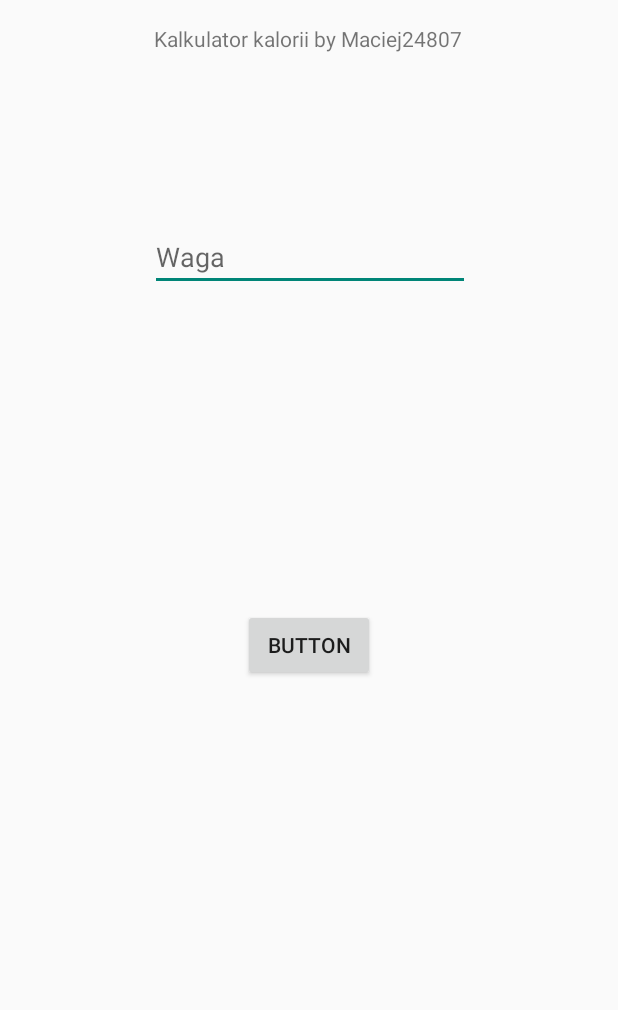
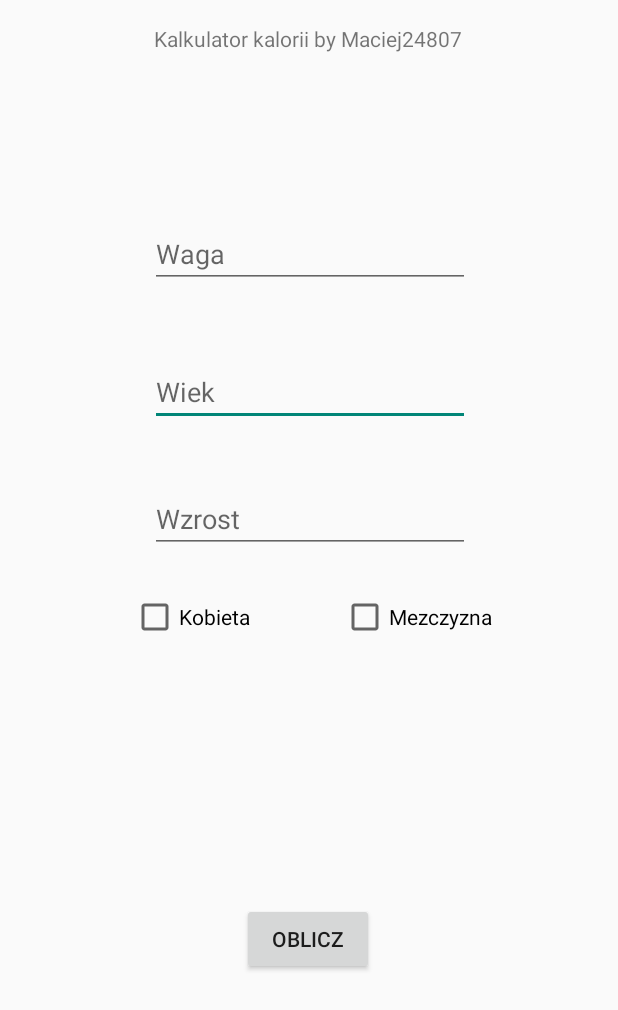
Before and after one commit to Vadym-M/Calculator, an Android app: the kalkulator_kcal screen opened directly, with no data from a screen before it, on a phone screen of 412 x 824 dp. Shown: the top 1010 px of the screen. Run offline under Robolectric (Android 15) with nearby library versions, the phone set to English and light mode, and no system bars; 2 statements that could not run were skipped.

Commit message:
Checkboxes KcalCalc

```diff
--- a/app/src/main/java/com/vinade_app/calculator/kalkulator_kcal.java
+++ b/app/src/main/java/com/vinade_app/calculator/kalkulator_kcal.java
@@ -17,24 +17,23 @@ public class kalkulator_kcal extends AppCompatActivity {
         Button tekstBtn = findViewById(R.id.button);
         final TextView Wynik =  findViewById(R.id.Wynik);
 
-     /*   tekstBtn.setOnClickListener(new View.OnClickListener() {
+        checkBox1_kcal.setOnClickListener(new View.OnClickListener() {
             @Override
-            public void onClick(View view) {
-
-                EditText WagaPole= findViewById(R.id.Waga);
-                String WagaString=WagaPole.getText().toString();
-
-                EditText MililitryPole = findViewById(R.id.Mililitry);
-                String MililitryString = MililitryPole.getText().toString();
-
-                Integer Mililitry = Integer.parseInt(MililitryString);
-                Integer Waga = Integer.parseInt(WagaString);
-
-                Wynik.setText(Mililitry*Waga);
-
+            public void onClick(View v) {
+                if(checkBox1_kcal.isChecked()){
+                    checkBox2.setChecked(false);
+                }
             }
         });
 
-      */
+        checkBox2_kcal.setOnClickListener(new View.OnClickListener() {
+            @Override
+            public void onClick(View v) {
+                if(checkBox2_kcal.isChecked()){
+                    checkBox.setChecked(false);
+                }
+            }
+        });
+
     }
 }
--- a/app/src/main/res/layout/activity_kalkulator_kcal.xml
+++ b/app/src/main/res/layout/activity_kalkulator_kcal.xml
@@ -5,6 +5,20 @@
     android:layout_width="match_parent"
     android:layout_height="match_parent"
     tools:context=".kalkulator_kcal">
+
+    <EditText
+        android:id="@+id/WiekKcal"
+        android:layout_width="wrap_content"
+        android:layout_height="wrap_content"
+        android:ems="10"
+        android:hint="Wiek"
+        android:inputType="numberDecimal"
+        app:layout_constraintBottom_toTopOf="@+id/button2"
+        app:layout_constraintEnd_toEndOf="parent"
+        app:layout_constraintHorizontal_bias="0.502"
+        app:layout_constraintStart_toStartOf="parent"
+        app:layout_constraintTop_toTopOf="@+id/textView"
+        app:layout_constraintVertical_bias="0.412" />
 
     <TextView
         android:id="@+id/textView"
@@ -21,14 +35,16 @@
         android:id="@+id/button2"
         android:layout_width="wrap_content"
         android:layout_height="wrap_content"
-        android:text="Button"
+        android:text="Oblicz"
         app:layout_constraintBottom_toBottomOf="parent"
         app:layout_constraintEnd_toEndOf="parent"
+        app:layout_constraintHorizontal_bias="0.498"
         app:layout_constraintStart_toStartOf="parent"
-        app:layout_constraintTop_toBottomOf="@+id/textView" />
+        app:layout_constraintTop_toBottomOf="@+id/textView"
+        app:layout_constraintVertical_bias="0.765" />
 
     <EditText
-        android:id="@+id/editTextNumberDecimal"
+        android:id="@+id/WagaKcal"
         android:layout_width="wrap_content"
         android:layout_height="wrap_content"
         android:ems="10"
@@ -39,7 +55,58 @@
         app:layout_constraintHorizontal_bias="0.502"
         app:layout_constraintStart_toStartOf="parent"
         app:layout_constraintTop_toTopOf="@+id/textView"
-        app:layout_constraintVertical_bias="0.384" />
+        app:layout_constraintVertical_bias="0.242" />
+
+    <EditText
+        android:id="@+id/WzrostKcal"
+        android:layout_width="wrap_content"
+        android:layout_height="wrap_content"
+        android:ems="10"
+        android:hint="Wzrost"
+        android:inputType="numberDecimal"
+        app:layout_constraintBottom_toTopOf="@+id/button2"
+        app:layout_constraintEnd_toEndOf="parent"
+        app:layout_constraintHorizontal_bias="0.502"
+        app:layout_constraintStart_toStartOf="parent"
+        app:layout_constraintTop_toTopOf="@+id/textView"
+        app:layout_constraintVertical_bias="0.568" />
+
+    <RadioGroup
+        android:id="@+id/plecKcal"
+        android:layout_width="wrap_content"
+        android:layout_height="wrap_content"
+        tools:layout_editor_absoluteX="123dp"
+        tools:layout_editor_absoluteY="376dp" />
+
+    <RadioGroup
+        android:id="@+id/radioGroup"
+        android:layout_width="wrap_content"
+        android:layout_height="wrap_content"
+        tools:layout_editor_absoluteX="150dp"
+        tools:layout_editor_absoluteY="378dp" />
+
+    <CheckBox
+        android:id="@+id/checkBox1_kcal"
+        android:layout_width="wrap_content"
+        android:layout_height="wrap_content"
+        android:text="Kobieta"
+        app:layout_constraintBottom_toBottomOf="parent"
+        app:layout_constraintEnd_toStartOf="@+id/checkBox2_kcal"
+        app:layout_constraintHorizontal_bias="0.59"
+        app:layout_constraintStart_toStartOf="parent"
+        app:layout_constraintTop_toTopOf="parent"
+        app:layout_constraintVertical_bias="0.499" />
+
+    <CheckBox
+        android:id="@+id/checkBox2_kcal"
+        android:layout_width="wrap_content"
+        android:layout_height="wrap_content"
+        android:layout_marginEnd="84dp"
+        android:text="Mezczyzna"
+        app:layout_constraintBottom_toBottomOf="parent"
+        app:layout_constraintEnd_toEndOf="parent"
+        app:layout_constraintTop_toTopOf="parent"
+        app:layout_constraintVertical_bias="0.499" />
 
 
 </androidx.constraintlayout.widget.ConstraintLayout>
```
